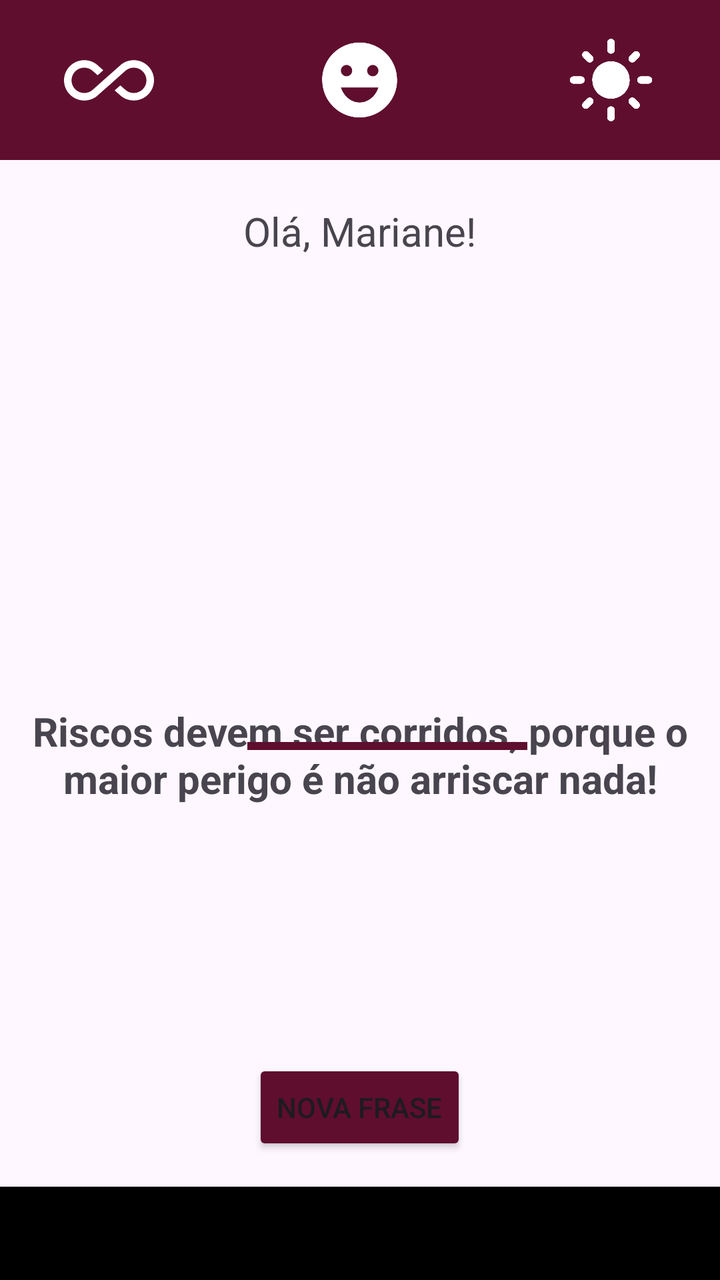
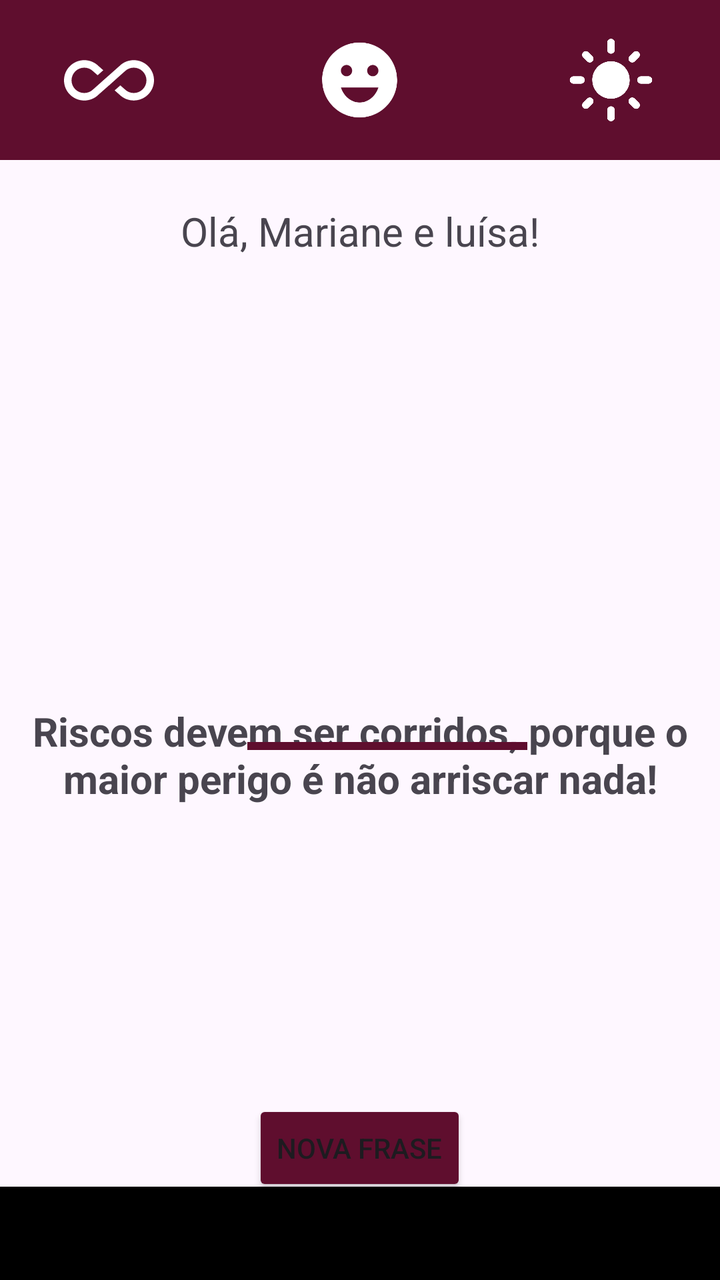

Compare the two renders of this Android layout. The source of the first and the diff that turns it into the second are given below.
<!-- AndroidManifest.xml: application theme Theme.APPFrasesMotivacionais -->
<!-- res/layout/activity_main.xml -->
<?xml version="1.0" encoding="utf-8"?>
<RelativeLayout xmlns:android="http://schemas.android.com/apk/res/android"
    xmlns:app="http://schemas.android.com/apk/res-auto"
    xmlns:tools="http://schemas.android.com/tools"
    android:id="@+id/main"
    android:layout_width="match_parent"
    android:layout_height="match_parent"
    tools:context=".MainActivity">

    <View
        android:id = "@+id/cabeçalho"
        android:layout_width="wrap_content"
        android:layout_height="80dp"
        android:background="#5F0E2E"
        android:layout_alignParentTop="true"
        android:layout_alignParentStart="true"
        android:layout_alignParentEnd="true"
        />

    <ImageView
        android:id="@+id/img"
        android:src="@drawable/icon_infinity"
        android:layout_width="45dp"
        android:layout_height="45dp"
        android:layout_alignTop="@+id/cabeçalho"
        android:layout_alignBottom="@+id/cabeçalho"
        android:layout_marginStart="32dp"
        app:tint="@color/white"
        />

    <ImageView
        android:id="@+id/emoji"
        android:src="@drawable/icon_smileyface"
        android:layout_width="45dp"
        android:layout_height="45dp"
        android:layout_alignTop="@+id/cabeçalho"
        android:layout_alignBottom="@+id/cabeçalho"
        android:layout_centerHorizontal="true"
        app:tint="@color/white"
        />

    <ImageView
        android:id="@+id/light"
        android:src="@drawable/icon_sun"
        android:layout_width="45dp"
        android:layout_height="45dp"
        android:layout_alignTop="@+id/cabeçalho"
        android:layout_alignBottom="@+id/cabeçalho"
        android:layout_alignParentEnd="true"
        android:layout_marginEnd="32dp"
        app:tint="@color/white"
        />

    <TextView
        android:id="@+id/text1"
        android:layout_width="wrap_content"
        android:layout_height="wrap_content"
        android:layout_below="@+id/cabeçalho"
        android:text="Olá, Mariane!"
        android:textSize="20sp"
        android:layout_marginTop="22dp"
        android:layout_centerHorizontal="true"
        />

    <TextView
        android:id="@+id/textFra"
        android:layout_width="wrap_content"
        android:layout_height="wrap_content"
        android:text="Riscos devem ser corridos, porque o maior perigo é não arriscar nada!"
        android:gravity="center"
        android:textSize="20dp"
        android:layout_centerInParent="true"
        android:layout_centerHorizontal="true"
        android:layout_below="@+id/text1"
        android:layout_marginTop="223dp"
        android:textStyle="bold"
        />


    <View
        android:id="@+id/enfeite"
        android:layout_width="140dp"
        android:layout_height="4dp"
        android:layout_marginLeft="60pt"
        android:layout_marginTop="180pt"
        android:background="#5F0E2E" />

    <Button
        android:id="@+id/botao"
        android:layout_below="@+id/enfeite"
        android:layout_width="wrap_content"
        android:layout_height="wrap_content"
        android:layout_marginLeft="60pt"
        android:layout_marginTop="75pt"
        android:text="NOVA FRASE"
        android:backgroundTint="#5F0E2E"
        app:corner_radius="1pt"
        android:layout_centerHorizontal="true"
        android:layout_marginBottom="32dp"
        />

    <View
        android:id = "@+id/rodapé"
        android:layout_width="wrap_content"
        android:layout_height="60dp"
        android:layout_marginTop="4in"
        android:background="@color/black"
        />

</RelativeLayout>
<!-- resources referenced by this layout -->
<resources>
  <color name="black">#FF000000</color>
  <color name="white">#FFFFFFFF</color>
  <!-- drawable icon_infinity (drawable) -->
  <vector xmlns:android="http://schemas.android.com/apk/res/android" android:height="24dp" android:tint="#000000" android:viewportHeight="24" android:viewportWidth="24" android:width="24dp">
        
      <path android:fillColor="@android:color/white" android:pathData="M18.6,6.62c-1.44,0 -2.8,0.56 -3.77,1.53L12,10.66 10.48,12h0.01L7.8,14.39c-0.64,0.64 -1.49,0.99 -2.4,0.99 -1.87,0 -3.39,-1.51 -3.39,-3.38S3.53,8.62 5.4,8.62c0.91,0 1.76,0.35 2.44,1.03l1.13,1 1.51,-1.34L9.22,8.2C8.2,7.18 6.84,6.62 5.4,6.62 2.42,6.62 0,9.04 0,12s2.42,5.38 5.4,5.38c1.44,0 2.8,-0.56 3.77,-1.53l2.83,-2.5 0.01,0.01L13.52,12h-0.01l2.69,-2.39c0.64,-0.64 1.49,-0.99 2.4,-0.99 1.87,0 3.39,1.51 3.39,3.38s-1.52,3.38 -3.39,3.38c-0.9,0 -1.76,-0.35 -2.44,-1.03l-1.14,-1.01 -1.51,1.34 1.27,1.12c1.02,1.01 2.37,1.57 3.82,1.57 2.98,0 5.4,-2.41 5.4,-5.38s-2.42,-5.37 -5.4,-5.37z"/>
      
  </vector>
  <!-- drawable icon_smileyface (drawable) -->
  <vector xmlns:android="http://schemas.android.com/apk/res/android" android:height="24dp" android:tint="#000000" android:viewportHeight="24" android:viewportWidth="24" android:width="24dp">
        
      <path android:fillColor="@android:color/white" android:pathData="M11.99,2C6.47,2 2,6.48 2,12c0,5.52 4.47,10 9.99,10C17.52,22 22,17.52 22,12C22,6.48 17.52,2 11.99,2zM8.5,8C9.33,8 10,8.67 10,9.5S9.33,11 8.5,11S7,10.33 7,9.5S7.67,8 8.5,8zM12,18c-2.28,0 -4.22,-1.66 -5,-4h10C16.22,16.34 14.28,18 12,18zM15.5,11c-0.83,0 -1.5,-0.67 -1.5,-1.5S14.67,8 15.5,8S17,8.67 17,9.5S16.33,11 15.5,11z"/>
      
  </vector>
  <!-- drawable icon_sun (drawable) -->
  <vector xmlns:android="http://schemas.android.com/apk/res/android" android:height="24dp" android:tint="#000000" android:viewportHeight="24" android:viewportWidth="24" android:width="24dp">
        
      <path android:fillColor="@android:color/white" android:pathData="M12,7c-2.76,0 -5,2.24 -5,5s2.24,5 5,5s5,-2.24 5,-5S14.76,7 12,7L12,7zM2,13l2,0c0.55,0 1,-0.45 1,-1s-0.45,-1 -1,-1l-2,0c-0.55,0 -1,0.45 -1,1S1.45,13 2,13zM20,13l2,0c0.55,0 1,-0.45 1,-1s-0.45,-1 -1,-1l-2,0c-0.55,0 -1,0.45 -1,1S19.45,13 20,13zM11,2v2c0,0.55 0.45,1 1,1s1,-0.45 1,-1V2c0,-0.55 -0.45,-1 -1,-1S11,1.45 11,2zM11,20v2c0,0.55 0.45,1 1,1s1,-0.45 1,-1v-2c0,-0.55 -0.45,-1 -1,-1C11.45,19 11,19.45 11,20zM5.99,4.58c-0.39,-0.39 -1.03,-0.39 -1.41,0c-0.39,0.39 -0.39,1.03 0,1.41l1.06,1.06c0.39,0.39 1.03,0.39 1.41,0s0.39,-1.03 0,-1.41L5.99,4.58zM18.36,16.95c-0.39,-0.39 -1.03,-0.39 -1.41,0c-0.39,0.39 -0.39,1.03 0,1.41l1.06,1.06c0.39,0.39 1.03,0.39 1.41,0c0.39,-0.39 0.39,-1.03 0,-1.41L18.36,16.95zM19.42,5.99c0.39,-0.39 0.39,-1.03 0,-1.41c-0.39,-0.39 -1.03,-0.39 -1.41,0l-1.06,1.06c-0.39,0.39 -0.39,1.03 0,1.41s1.03,0.39 1.41,0L19.42,5.99zM7.05,18.36c0.39,-0.39 0.39,-1.03 0,-1.41c-0.39,-0.39 -1.03,-0.39 -1.41,0l-1.06,1.06c-0.39,0.39 -0.39,1.03 0,1.41s1.03,0.39 1.41,0L7.05,18.36z"/>
      
  </vector>
  <style name="Theme.APPFrasesMotivacionais" parent="Base.Theme.APPFrasesMotivacionais" />
  <style name="Base.Theme.APPFrasesMotivacionais" parent="Theme.Material3.DayNight.NoActionBar">
          
          
      </style>
</resources>

<!-- the commit's change to res/layout/activity_main.xml (unified diff, before → after) -->
@@ -52,18 +52,18 @@
         />
 
     <TextView
-        android:id="@+id/text1"
+        android:id="@+id/text_view_nome"
         android:layout_width="wrap_content"
         android:layout_height="wrap_content"
         android:layout_below="@+id/cabeçalho"
-        android:text="Olá, Mariane!"
+        android:text="Olá, Mariane e luísa!"
         android:textSize="20sp"
         android:layout_marginTop="22dp"
         android:layout_centerHorizontal="true"
         />
 
     <TextView
-        android:id="@+id/textFra"
+        android:id="@+id/text_view_frase"
         android:layout_width="wrap_content"
         android:layout_height="wrap_content"
         android:text="Riscos devem ser corridos, porque o maior perigo é não arriscar nada!"
@@ -71,7 +71,7 @@
         android:textSize="20dp"
         android:layout_centerInParent="true"
         android:layout_centerHorizontal="true"
-        android:layout_below="@+id/text1"
+        android:layout_below="@+id/text_view_nome"
         android:layout_marginTop="223dp"
         android:textStyle="bold"
         />
@@ -87,17 +87,16 @@
 
     <Button
         android:id="@+id/botao"
-        android:layout_below="@+id/enfeite"
         android:layout_width="wrap_content"
         android:layout_height="wrap_content"
+        android:layout_below="@+id/enfeite"
+        android:layout_centerHorizontal="true"
         android:layout_marginLeft="60pt"
-        android:layout_marginTop="75pt"
+        android:layout_marginTop="175dp"
+        android:layout_marginBottom="32dp"
+        android:backgroundTint="#5F0E2E"
         android:text="NOVA FRASE"
-        android:backgroundTint="#5F0E2E"
-        app:corner_radius="1pt"
-        android:layout_centerHorizontal="true"
-        android:layout_marginBottom="32dp"
-        />
+        app:corner_radius="1pt" />
 
     <View
         android:id = "@+id/rodapé"
